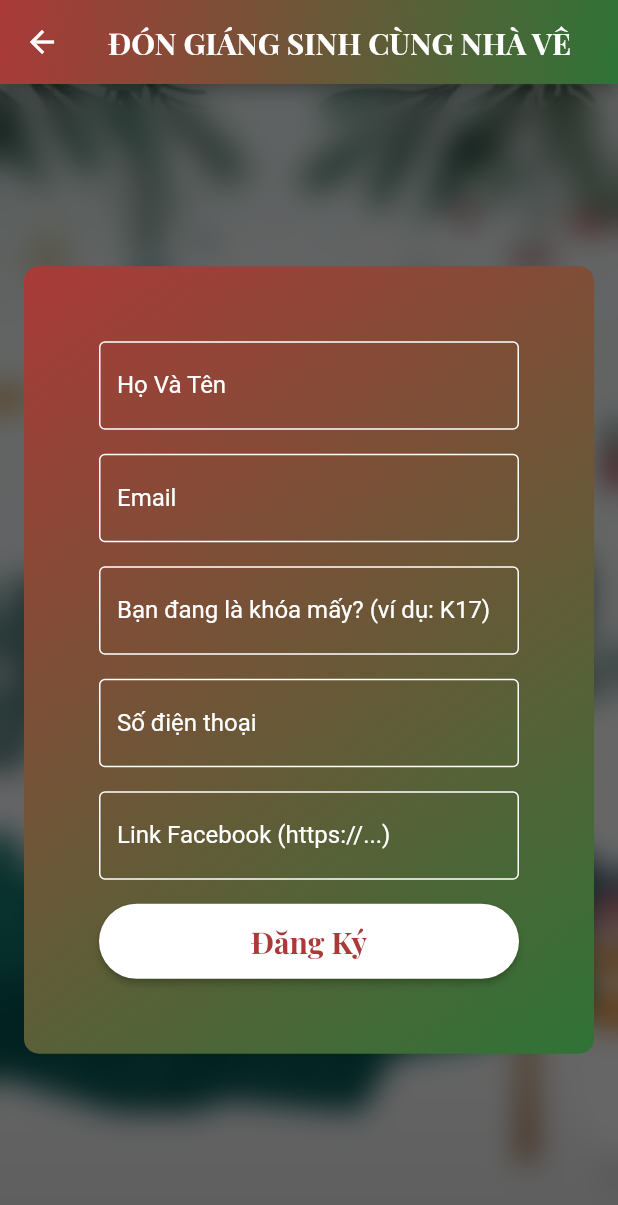
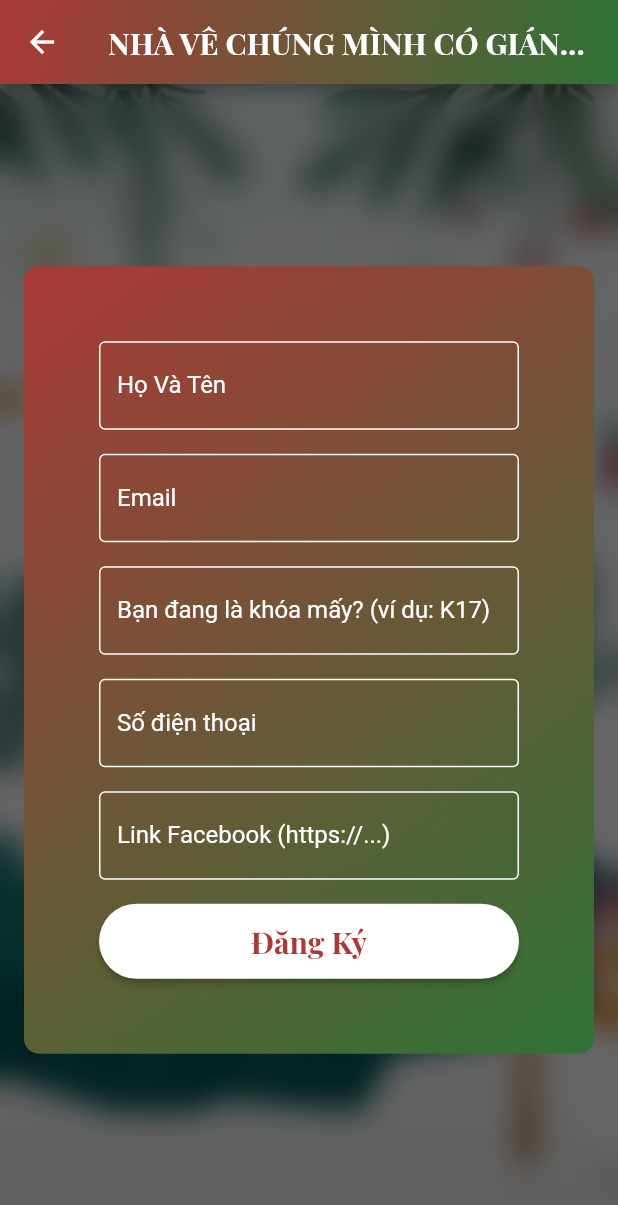
Before and after one commit to PhamLeTanThinh/fevxmas, a Flutter app: the screen it shows after launch, after a tap on "Vào đây Đăng Ký nha", on a phone screen of 412 x 824 dp. Shown: the top 1205 px of the screen. Run offline on Flutter 3.47's test engine with Material 2 defaults, Android fonts, the phone set to English and light mode, and no system bars; our stand-ins replace audioplayers, flutter_spinkit, google_fonts; missing offline and left inert: gsheets; key blocks and very long unbroken strings in the code were emptied for the run.

Commit message:
'splash'

```diff
--- a/lib/main.dart
+++ b/lib/main.dart
@@ -2,6 +2,7 @@ import 'package:christmas_form/api/sheets/user_sheets_api.dart';
 import 'package:christmas_form/page/audio_play.dart';
 import 'package:christmas_form/page/create_sheets_page.dart';
 import 'package:christmas_form/page/present_event.dart';
+import 'package:christmas_form/page/splashscreen.dart';
 import 'package:flutter/material.dart';
 
 Future main() async{
@@ -13,7 +14,7 @@ Future main() async{
 }
 
 class MyApp extends StatelessWidget {
-  static final String title = 'ĐÓN GIÁNG SINH CÙNG NHÀ VÊ';
+  static final String title = 'NHÀ VÊ CHÚNG MÌNH CÓ GIÁNG SINH';
 
   @override
   Widget build(BuildContext context) => MaterialApp(
@@ -29,8 +30,7 @@ class MyApp extends StatelessWidget {
 
      ),
    ),
-    // home: CreateSheetsPage(),
-    home: Present(),
-    // home: AudioPlayerWithLocalAssets(),
+    // home: Present(),
+    home: SplashScreen(),
   );
 }
--- a/lib/page/present_event.dart
+++ b/lib/page/present_event.dart
@@ -10,10 +10,12 @@ class Present extends StatefulWidget {
   State<Present> createState() => _PresentState();
 }
 
-class _PresentState extends State<Present> {
-    final Color red = HexColor("#AA3A38");
+class _PresentState extends State<Present> with TickerProviderStateMixin {
+  final Color red = HexColor("#AA3A38");
   final Color green = HexColor("#2F7336");
+  late AnimationController controller;
 
+  // animate () => myAnimation.forward();
 
   AudioPlayer audioPlayer = AudioPlayer();
   late AudioCache audioCache;
@@ -28,6 +30,11 @@ class _PresentState extends State<Present> {
   void initState() {
     super.initState();
 
+    controller = AnimationController(
+      vsync: this,
+      duration: Duration(milliseconds: 1000),
+    );
+
     audioCache = AudioCache(fixedPlayer: audioPlayer);
     audioPlayer.onPlayerStateChanged.listen((event) {
       setState(() {});
@@ -36,6 +43,7 @@ class _PresentState extends State<Present> {
 
   @override
   void dispose() {
+    controller.dispose();
     super.dispose();
     audioPlayer.release();
     audioPlayer.dispose();
@@ -59,7 +67,11 @@ class _PresentState extends State<Present> {
   Widget build(BuildContext context) {
     return Scaffold(
       appBar: AppBar(
-        title: Text(MyApp.title, style: GoogleFonts.playfairDisplay(fontSize: 30, fontWeight: FontWeight.bold),),
+        title: Text(
+          MyApp.title,
+          style: GoogleFonts.playfairDisplay(
+              fontSize: 30, fontWeight: FontWeight.bold),
+        ),
         centerTitle: true,
         flexibleSpace: Container(
           decoration: BoxDecoration(
@@ -98,29 +110,35 @@ class _PresentState extends State<Present> {
                       mainAxisAlignment: MainAxisAlignment.center,
                       children: [
                         IconButton(
-                          icon: isPlaying == true
-                              ? Icon(
-                                  Icons.pause,
-                                  color: Colors.white,
-                                )
-                              : Icon(
-                                  Icons.play_arrow_sharp,
-                                  color: Colors.white,
-                                ),
-                          iconSize: 50,
-                          onPressed: () {
-                            if (isPlaying == false) {
-                              playMusic();
-                              setState(() {
-                                isPlaying = true;
-                              });
-                            } else if (isPlaying == true) {
-                              PauseMusic();
-                              setState(() {
-                                isPlaying = false;
-                              });
-                            }
-                          },
+                          // icon: isPlaying == true
+                          //     ?  AnimatedIcon(
+                          //         icon: AnimatedIcons.play_pause,
+                          //         progress: controller,
+                          //       )
+                          //     : AnimatedIcon(
+                          //         icon: AnimatedIcons.pause_play,
+                          //         progress: controller,
+                          //       ),
+                          icon: AnimatedIcon(
+                            icon: AnimatedIcons.play_pause,
+                            progress: controller,
+                            color: Colors.white,
+                          ),
+                          iconSize: 100,
+                          onPressed: toggleIcon,
+                          //() {
+                          //   if (isPlaying == false) {
+                          //     playMusic();
+                          //     setState(() {
+                          //       isPlaying = true;
+                          //     });
+                          //   } else if (isPlaying == true) {
+                          //     PauseMusic();
+                          //     setState(() {
+                          //       isPlaying = false;
+                          //     });
+                          //   }
+                          // },
                         )
                       ],
                     ),
@@ -133,7 +151,10 @@ class _PresentState extends State<Present> {
                     ),
                     child: Text(
                       'Vào đây Đăng Ký nha',
-                      style: GoogleFonts.playfairDisplay(color: Colors.black, fontSize: 20,),
+                      style: GoogleFonts.playfairDisplay(
+                        color: Colors.black,
+                        fontSize: 20,
+                      ),
                     ),
                     onPressed: () {
                       Navigator.push(
@@ -146,7 +167,7 @@ class _PresentState extends State<Present> {
                                   Widget child) {
                                 animation = CurvedAnimation(
                                     parent: animation,
-                                    curve: Curves.bounceInOut);
+                                    curve: Curves.easeInOutQuart);
 
                                 return ScaleTransition(
                                   alignment: Alignment.center,
@@ -163,10 +184,7 @@ class _PresentState extends State<Present> {
                                   Animation<double> animation,
                                   Animation<double> secAnimation) {
                                 return CreateSheetsPage();
-
-                              }
-                              )
-                              );
+                              }));
                     },
                   ),
                 ],
@@ -177,4 +195,10 @@ class _PresentState extends State<Present> {
       ),
     );
   }
+
+  void toggleIcon() => setState(() {
+        isPlaying = !isPlaying;
+        isPlaying ? controller.forward() : controller.reverse();
+        isPlaying ? playMusic() : PauseMusic();
+      });
 }
--- /dev/null
+++ b/lib/page/splashscreen.dart
@@ -0,0 +1,66 @@
+import 'dart:async';
+
+import 'package:christmas_form/model/hex_color.dart';
+import 'package:christmas_form/page/present_event.dart';
+import 'package:flutter/cupertino.dart';
+import 'package:flutter/material.dart';
+import 'package:flutter_spinkit/flutter_spinkit.dart';
+import 'package:google_fonts/google_fonts.dart';
+
+class SplashScreen extends StatefulWidget {
+  @override
+  _SplashScreenState createState() => _SplashScreenState();
+}
+
+class _SplashScreenState extends State<SplashScreen> {
+  final Color red = HexColor("#AA3A38");
+  final Color green = HexColor("#2F7336");
+
+  @override
+  void initState() {
+    super.initState();
+    Timer(
+        Duration(seconds: 5),
+        () => Navigator.pushReplacement(
+            context, MaterialPageRoute(builder: (context) => Present())));
+  }
+
+  @override
+  Widget build(BuildContext context) {
+    return Scaffold(
+      body: Center(
+        child: Container(
+            width: double.infinity,
+            height: double.infinity,
+            decoration: BoxDecoration(
+                gradient: LinearGradient(
+                    begin: Alignment.topRight,
+                    end: Alignment.bottomLeft,
+                    colors: [red, green])),
+            child: Column(
+              crossAxisAlignment: CrossAxisAlignment.center,
+              mainAxisAlignment: MainAxisAlignment.spaceAround,
+              children: [
+                Column(
+                  children: [
+                    Image.asset('assets/fev.png'),
+                    Text(
+                      "Chúc bạn và gia đình có một mùa giáng sinh an lành",
+                      textAlign: TextAlign.center,
+                      style: GoogleFonts.playfairDisplay(
+                          fontSize: 22,
+                          color: Colors.white,
+                          fontWeight: FontWeight.bold),
+                    )
+                  ],
+                ),
+                const SpinKitPumpingHeart(
+                  color: Colors.white,
+                  size: 80,
+                )
+              ],
+            )),
+      ),
+    );
+  }
+}
--- a/pubspec.yaml
+++ b/pubspec.yaml
@@ -38,6 +38,12 @@ dependencies:
   audioplayers: ^0.20.1
   google_fonts: ^2.1.0
   intl: ^0.17.0
+  flutter_spinkit: ^5.1.0
+
+  flutter_native_splash: ^1.3.2
+flutter_native_splash:
+  color: "#ffffff"
+  image: assets/fev.png
 
 dev_dependencies:
   flutter_test:
```
Also changed, not shown: assets/fev.png (added), pubspec.lock, 49 other files.
